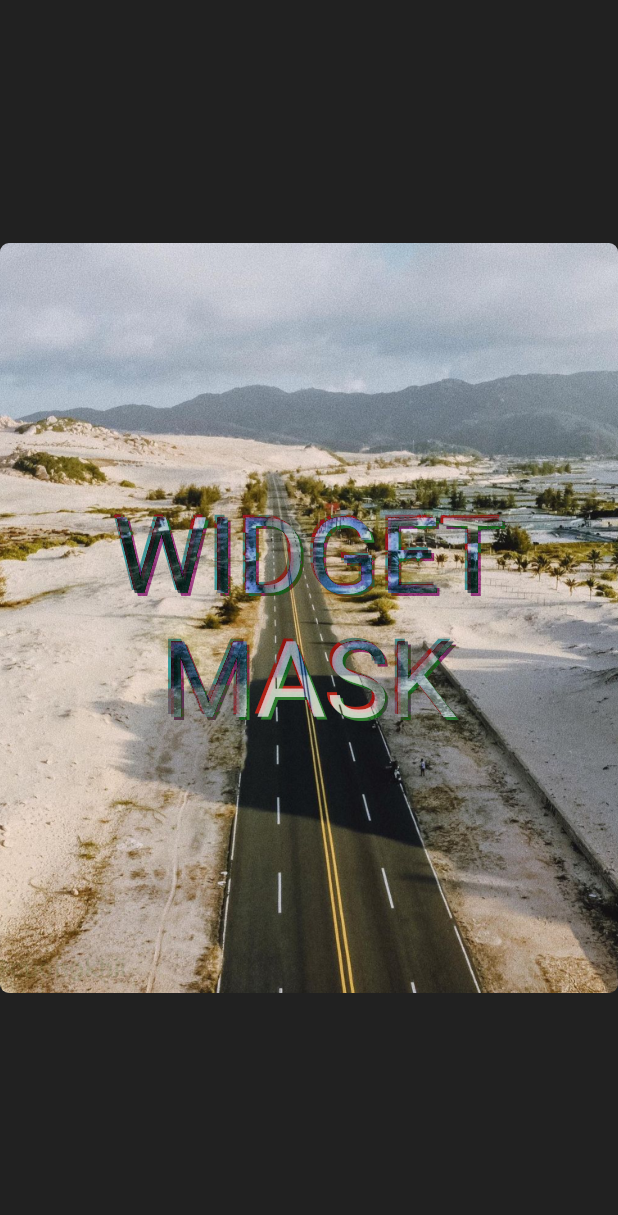
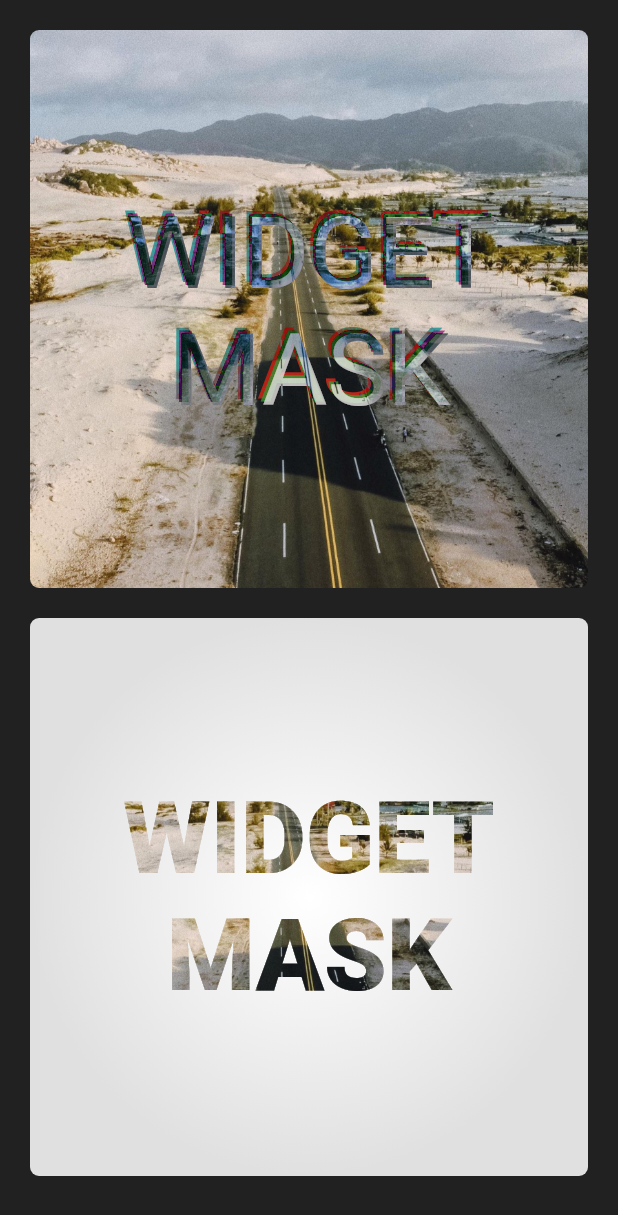
Before and after one commit to blaugold/widget_mask, a Flutter app: the screen it shows after launch, on a phone screen of 412 x 824 dp. Shown: the top 1215 px of the screen. Run offline on Flutter 3.47's test engine with Material 2 defaults, Android fonts, the phone set to English and light mode, and no system bars; our stand-ins replace google_fonts.

Commit message:
feat: add `WidgetMask.childSaveLayer`

```diff
--- a/example/lib/main.dart
+++ b/example/lib/main.dart
@@ -21,93 +21,225 @@ class Home extends StatelessWidget {
   const Home({Key? key}) : super(key: key);
 
   @override
-  Widget build(BuildContext context) => Scaffold(
+  Widget build(BuildContext context) {
+    const padding = EdgeInsets.all(20);
+
+    return Scaffold(
       backgroundColor: Colors.grey.shade900,
-        body: Center(
-          child: SizedBox.fromSize(
-            size: const Size.square(500),
-            child: const ImageWithTextMask(
-              text: 'WIDGET\nMASK',
-              textScale: 5.8,
-              textOffset: Offset(2, 2),
-              image: AssetImage('assets/road_from_drone.jpg'),
+      body: ListView(
+        padding: padding / 2,
+        children: const [
+          NegativeMaskedImageDemo(),
+          ImageFiledTextDemo(),
+        ]
+            .map((e) => Container(
+                  alignment: Alignment.center,
+                  padding: padding / 2,
+                  child: e,
+                ))
+            .toList(),
+      ),
+    );
+  }
+}
+
+class NegativeMaskedImageDemo extends StatelessWidget {
+  const NegativeMaskedImageDemo({
+    Key? key,
+  }) : super(key: key);
+
+  @override
+  Widget build(BuildContext context) {
+    const textOffset = Offset(.05, .05);
+    return DemoCard(
+      child: NegativeMaskedImage(
+        mask: ScaledLayeredText(
+          textScale: 1.8,
+          variants: [
+            TextVariant(
+              offset: textOffset * -1,
+              style: TextStyle(
+                color: Colors.red.withOpacity(.8),
+              ),
+            ),
+            TextVariant(
+              style: TextStyle(
+                color: Colors.green.withOpacity(.8),
+              ),
+            ),
+            TextVariant(
+              offset: textOffset * 1,
+              style: TextStyle(
+                color: Colors.white.withOpacity(.8),
+              ),
+            ),
+          ],
+          child: Text(
+            'WIDGET\nMASK',
+            style: GoogleFonts.rubikMonoOne(),
+            textAlign: TextAlign.center,
+          ),
+        ),
+        image: const AssetImage('assets/road_from_drone.jpg'),
+      ),
+    );
+  }
+}
+
+class ImageFiledTextDemo extends StatelessWidget {
+  const ImageFiledTextDemo({Key? key}) : super(key: key);
+
+  @override
+  Widget build(BuildContext context) => DemoCard(
+        child: Container(
+          decoration: BoxDecoration(
+            gradient: RadialGradient(
+              colors: [
+                Colors.white,
+                Colors.grey.shade300,
+              ],
+            ),
+          ),
+          child: Center(
+            child: ImageFilledText(
+              text: ScaledLayeredText(
+                textScale: 1.8,
+                child: const Text(
+                  'WIDGET\nMASK',
+                  style: TextStyle(
+                    fontWeight: FontWeight.w900,
+                  ),
+                  textAlign: TextAlign.center,
+                ),
+              ),
+              image: const AssetImage('assets/road_from_drone.jpg'),
             ),
           ),
         ),
       );
 }
 
-class ImageWithTextMask extends StatelessWidget {
-  const ImageWithTextMask({
+class NegativeMaskedImage extends StatelessWidget {
+  const NegativeMaskedImage({
     Key? key,
-    required this.text,
-    required this.textScale,
-    required this.textOffset,
+    required this.mask,
     required this.image,
   }) : super(key: key);
 
-  final String text;
-
-  final double textScale;
-
-  final Offset textOffset;
+  final Widget mask;
 
   final ImageProvider image;
 
   @override
-  Widget build(BuildContext context) => AspectRatio(
+  Widget build(BuildContext context) => WidgetMask(
+        blendMode: BlendMode.difference,
+        mask: mask,
+        child: Image(
+          image: image,
+          fit: BoxFit.cover,
+        ),
+      );
+}
+
+class ImageFilledText extends StatelessWidget {
+  const ImageFilledText({
+    Key? key,
+    required this.image,
+    required this.text,
+  }) : super(key: key);
+
+  final ImageProvider image;
+
+  final Widget text;
+
+  @override
+  Widget build(BuildContext context) => WidgetMask(
+        blendMode: BlendMode.srcIn,
+        childSaveLayer: true,
+        mask: Image(
+          image: image,
+          fit: BoxFit.cover,
+        ),
+        child: DefaultTextStyle.merge(
+          style: const TextStyle(
+            color: Colors.white,
+          ),
+          child: text,
+        ),
+      );
+}
+
+class DemoCard extends StatelessWidget {
+  const DemoCard({Key? key, required this.child}) : super(key: key);
+
+  final Widget child;
+
+  @override
+  Widget build(BuildContext context) => ConstrainedBox(
+        constraints: const BoxConstraints(maxWidth: 500),
+        child: AspectRatio(
           aspectRatio: 1,
           child: ClipRRect(
             borderRadius: BorderRadius.circular(6),
-          child: WidgetMask(
-            blendMode: BlendMode.difference,
-            mask: LayoutBuilder(
+            child: child,
+          ),
+        ),
+      );
+}
+
+class TextVariant {
+  const TextVariant({
+    this.offset,
+    this.style,
+    this.textScale,
+  });
+
+  final Offset? offset;
+  final TextStyle? style;
+  final double? textScale;
+}
+
+class ScaledLayeredText extends StatelessWidget {
+  ScaledLayeredText({
+    Key? key,
+    this.variants = const [TextVariant()],
+    this.textScale = 1,
+    required this.child,
+  })  : assert(variants.isNotEmpty),
+        super(key: key);
+
+  final List<TextVariant> variants;
+
+  final double textScale;
+
+  final Widget child;
+
+  static const _baseScale = 0.1;
+
+  @override
+  Widget build(BuildContext context) => LayoutBuilder(
         builder: (context, constraints) => Stack(
           children: [
+            for (final variant in variants)
               Center(
                 child: Transform.translate(
-                      offset: textOffset * -1,
-                      child: Text(
-                        text,
-                        style: GoogleFonts.rubikMonoOne(
-                          fontSize: constraints.maxWidth / textScale,
-                          color: Colors.red.withOpacity(.8),
+                  offset: (variant.offset ?? Offset.zero) *
+                      constraints.maxWidth *
+                      _baseScale,
+                  child: DefaultTextStyle.merge(
+                    style: TextStyle(
+                      fontSize: (variant.textScale ?? textScale) *
+                          constraints.maxWidth *
+                          _baseScale,
                     ),
-                        textAlign: TextAlign.center,
+                    child: DefaultTextStyle.merge(
+                      style: variant.style,
+                      child: child,
                     ),
                   ),
-                  ),
-                  Center(
-                    child: Transform.translate(
-                      offset: textOffset,
-                      child: Text(
-                        text,
-                        style: GoogleFonts.rubikMonoOne(
-                          fontSize: constraints.maxWidth / textScale,
-                          color: Colors.green.withOpacity(.8),
-                        ),
-                        textAlign: TextAlign.center,
-                      ),
-                    ),
-                  ),
-                  Center(
-                    child: Text(
-                      text,
-                      style: GoogleFonts.rubikMonoOne(
-                        fontSize: constraints.maxWidth / textScale,
-                        color: Colors.white.withOpacity(.8),
-                      ),
-                      textAlign: TextAlign.center,
                 ),
               ),
           ],
         ),
-            ),
-            child: Image(
-              image: image,
-              fit: BoxFit.cover,
-            ),
-          ),
-        ),
       );
 }
--- a/lib/widget_mask.dart
+++ b/lib/widget_mask.dart
@@ -25,8 +25,9 @@ class WidgetMask extends MultiChildRenderObjectWidget {
   WidgetMask({
     Key? key,
     this.blendMode = BlendMode.srcOver,
-    required Widget mask,
-    required Widget child,
+    this.childSaveLayer = false,
+    required this.mask,
+    required this.child,
   }) : super(key: key, children: [child, mask]);
 
   /// The [BlendMode] to use when blending the [mask] save layer with [child].
@@ -34,22 +35,50 @@ class WidgetMask extends MultiChildRenderObjectWidget {
   /// In the context of this widget [mask] is the `src` and [child] the `dst`.
   final BlendMode blendMode;
 
+  /// Whether to paint [child] in its own save layer.
+  ///
+  /// This allows you to blend [child] and [mask] without the transparent
+  /// areas of [child] influencing the result.
+  ///
+  /// Enabling this option impacts performance, since it adds another save layer
+  /// and should only be done if necessary.
+  final bool childSaveLayer;
+
+  /// The widget which is painted over the [child] widget, in a save layer with
+  /// [BlendMode] [blendMode].
+  final Widget mask;
+
+  /// The widget which determines the size of this widget and is painted behind
+  /// the [mask] widget.
+  final Widget child;
+
   @override
-  RenderObject createRenderObject(BuildContext context) =>
-      _RenderWidgetMask(blendMode: blendMode);
+  RenderObject createRenderObject(BuildContext context) => _RenderWidgetMask(
+        blendMode: blendMode,
+        childSaveLayer: childSaveLayer,
+      );
 
   @override
   void updateRenderObject(
     BuildContext context,
     covariant _RenderWidgetMask renderObject,
   ) {
-    renderObject.blendMode = blendMode;
+    renderObject
+      ..blendMode = blendMode
+      ..childSaveLayer = childSaveLayer;
   }
 
   @override
   void debugFillProperties(DiagnosticPropertiesBuilder properties) {
     super.debugFillProperties(properties);
-    properties.add(EnumProperty('blendMode', blendMode));
+    properties
+      ..add(EnumProperty('blendMode', blendMode))
+      ..add(FlagProperty(
+        'childSaveLayer',
+        value: childSaveLayer,
+        ifTrue: 'CHILD-SAVE-LAYER',
+        defaultValue: false,
+      ));
   }
 }
 
@@ -59,7 +88,11 @@ class _RenderWidgetMask extends RenderBox
     with
         ContainerRenderObjectMixin<RenderBox, _WidgetMaskParentData>,
         RenderBoxContainerDefaultsMixin<RenderBox, _WidgetMaskParentData> {
-  _RenderWidgetMask({required BlendMode blendMode}) : _blendMode = blendMode;
+  _RenderWidgetMask({
+    required BlendMode blendMode,
+    required bool childSaveLayer,
+  })  : _blendMode = blendMode,
+        _childSaveLayer = childSaveLayer;
 
   @override
   void setupParentData(covariant RenderBox child) {
@@ -77,6 +110,16 @@ class _RenderWidgetMask extends RenderBox
   set blendMode(BlendMode blendMode) {
     if (_blendMode != blendMode) {
       _blendMode = blendMode;
+      markNeedsPaint();
+    }
+  }
+
+  bool get childSaveLayer => _childSaveLayer;
+  bool _childSaveLayer;
+
+  set childSaveLayer(bool childSaveLayer) {
+    if (_childSaveLayer != childSaveLayer) {
+      _childSaveLayer = childSaveLayer;
       markNeedsPaint();
     }
   }
@@ -126,11 +169,18 @@ class _RenderWidgetMask extends RenderBox
 
   @override
   void paint(PaintingContext context, Offset offset) {
+    if (_childSaveLayer) {
+      context.canvas.saveLayer(offset & size, Paint());
+    }
     context.paintChild(_child, offset);
 
     context.canvas.saveLayer(offset & size, Paint()..blendMode = blendMode);
     context.paintChild(_mask, offset);
     context.canvas.restore();
+
+    if (_childSaveLayer) {
+      context.canvas.restore();
+    }
   }
 
   @override
@@ -143,23 +193,40 @@ class _RenderWidgetMask extends RenderBox
   @override
   void debugFillProperties(DiagnosticPropertiesBuilder properties) {
     super.debugFillProperties(properties);
-    properties.add(EnumProperty<BlendMode>('blendMode', blendMode));
+    properties
+      ..add(EnumProperty<BlendMode>('blendMode', blendMode))
+      ..add(FlagProperty(
+        'childSaveLayer',
+        value: childSaveLayer,
+        ifTrue: 'CHILD-SAVE-LAYER',
+        defaultValue: false,
+      ));
   }
 
   void _debugMaskDoesNotNeedCompositing() {
-    if (_mask.needsCompositing) {
+    void _throwErrorFor(RenderObject renderObject, String name) {
       throw FlutterError.fromParts([
-        ErrorSummary('`WidgetMask.mask` cannot contain compositing layers.'),
+        ErrorSummary('`WidgetMask.$name` cannot contain compositing layers.'),
         ErrorDescription(
-          'The save layer into which `mask` is painted cannot encompass '
+          'The save layer into which `$name` is painted cannot encompass '
           'compositing layers.',
         ),
         ErrorHint(
-          'Ensure `WidgetMask.mask` contains no widgets which need '
+          'Ensure `WidgetMask.$name` contains no widgets which need '
           'compositing, such as `RepaintBoundary`.',
         ),
-        _leafCompositingRenderObjects(_mask).first.describeForError('')
+        _leafCompositingRenderObjects(renderObject).first.describeForError('')
       ]);
+    }
+
+    if (_mask.needsCompositing) {
+      _throwErrorFor(_mask, 'mask');
+    }
+
+    if (_childSaveLayer) {
+      if (_child.needsCompositing) {
+        _throwErrorFor(_child, 'child');
+      }
     }
   }
 }
```
Also changed, not shown: example/pubspec.lock, 2 other files. Lines whose indentation alone changed are shown as unchanged.
